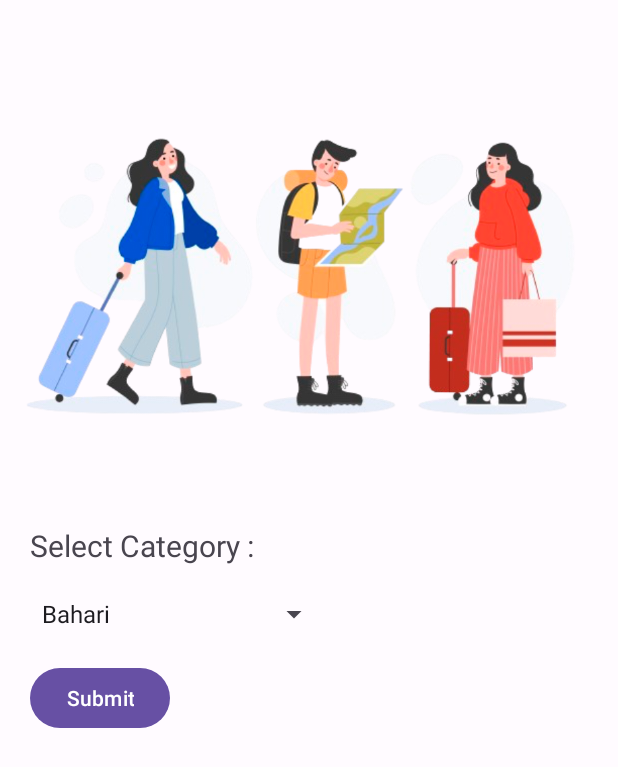
After one commit to jobanull/DestifindApp, an Android app: the CategoryActivity screen opened directly, with no data from a screen before it, on a phone screen of 412 x 824 dp. The commit adds this screen. Shown: the top 767 px of the screen. Run offline under Robolectric (Android 15) with nearby library versions, the phone set to English and light mode, and no system bars.

Commit message:
Add Category Activity

```diff
--- a/MobileDevelopment/app/src/main/java/com/example/mobiledevelopment/data/UserRepository.kt
+++ b/MobileDevelopment/app/src/main/java/com/example/mobiledevelopment/data/UserRepository.kt
@@ -1,7 +1,5 @@
 package com.example.mobiledevelopment.data
 
-import androidx.lifecycle.LiveData
-import com.example.mobiledevelopment.data.pref.UserModel
 import com.example.mobiledevelopment.data.pref.UserPreference
 import com.example.mobiledevelopment.data.response.DestinationResponse
 import com.example.mobiledevelopment.data.response.LoginResult
@@ -20,7 +18,8 @@ class UserRepository private constructor(
         userPreference.saveSession(user)
     }
     suspend fun getStories(auth: String, lat: Double, lon: Double): Response<DestinationResponse> {
-        return apiService.getStories(auth, lat, lon)
+//        return apiService.getStories(auth, lat, lon)
+        return apiService.getStories(auth, -6.208560190493255, 106.77456829617012)
     }
     fun getSession(): Flow<LoginResult> {
         return userPreference.getSession()
--- a/MobileDevelopment/app/src/main/java/com/example/mobiledevelopment/data/pref/UserPreference.kt
+++ b/MobileDevelopment/app/src/main/java/com/example/mobiledevelopment/data/pref/UserPreference.kt
@@ -20,6 +20,7 @@ class UserPreference private constructor(private val dataStore: DataStore<Prefer
         dataStore.edit { preferences ->
             preferences[EMAIL_KEY] = user.name.toString()
             preferences[TOKEN_KEY] = user.token.toString()
+            preferences[CATEGORY_KEY] = user.category
             preferences[IS_LOGIN_KEY] = true
         }
     }
@@ -35,6 +36,7 @@ class UserPreference private constructor(private val dataStore: DataStore<Prefer
             LoginResult(
                 preferences[EMAIL_KEY] ?: "",
                 preferences[TOKEN_KEY] ?: "",
+                preferences[CATEGORY_KEY] ?: "",
                 preferences[IS_LOGIN_KEY] ?: false
             )
         }
@@ -52,6 +54,7 @@ class UserPreference private constructor(private val dataStore: DataStore<Prefer
 
         private val EMAIL_KEY = stringPreferencesKey("email")
         private val TOKEN_KEY = stringPreferencesKey("token")
+        private val CATEGORY_KEY = stringPreferencesKey("category")
         private val IS_LOGIN_KEY = booleanPreferencesKey("isLogin")
 
         fun getInstance(dataStore: DataStore<Preferences>): UserPreference {
--- a/MobileDevelopment/app/src/main/java/com/example/mobiledevelopment/data/response/LoginResponse.kt
+++ b/MobileDevelopment/app/src/main/java/com/example/mobiledevelopment/data/response/LoginResponse.kt
@@ -23,5 +23,7 @@ data class LoginResult(
     @field:SerializedName("token")
     val token: String? = null,
 
+    val category: String = "",
+
     val isLogin: Boolean = false
 )
--- a/MobileDevelopment/app/src/main/java/com/example/mobiledevelopment/di/Injection.kt
+++ b/MobileDevelopment/app/src/main/java/com/example/mobiledevelopment/di/Injection.kt
@@ -9,9 +9,6 @@ import kotlinx.coroutines.runBlocking
 
 object Injection {
     fun provideRepository(context: Context): UserRepository {
-//        val pref = UserPreference.getInstance(context.dataStore)
-//        val apiService = ApiConfig.getApiService()
-//        return UserRepository.getInstance(apiService, pref)
 
         val pref = UserPreference.getInstance(context.dataStore)
         val user = runBlocking { pref.getToken() }
--- a/MobileDevelopment/app/src/main/java/com/example/mobiledevelopment/ui/ViewModelFactory.kt
+++ b/MobileDevelopment/app/src/main/java/com/example/mobiledevelopment/ui/ViewModelFactory.kt
@@ -5,6 +5,7 @@ import androidx.lifecycle.ViewModel
 import androidx.lifecycle.ViewModelProvider
 import com.example.mobiledevelopment.data.UserRepository
 import com.example.mobiledevelopment.di.Injection
+import com.example.mobiledevelopment.ui.category.CategoryViewModel
 import com.example.mobiledevelopment.ui.detail.DetailViewModel
 import com.example.mobiledevelopment.ui.login.LoginViewModel
 import com.example.mobiledevelopment.ui.main.MainViewModel
@@ -28,6 +29,9 @@ class ViewModelFactory(private val repository: UserRepository) : ViewModelProvid
             modelClass.isAssignableFrom(MapsViewModel::class.java) -> {
                 MapsViewModel(repository) as T
             }
+            modelClass.isAssignableFrom(CategoryViewModel::class.java) -> {
+                CategoryViewModel(repository) as T
+            }
             else -> throw IllegalArgumentException("Unknown ViewModel class: " + modelClass.name)
         }
     }
--- /dev/null
+++ b/MobileDevelopment/app/src/main/java/com/example/mobiledevelopment/ui/category/CategoryActivity.kt
@@ -0,0 +1,116 @@
+package com.example.mobiledevelopment.ui.category
+
+import android.animation.AnimatorSet
+import android.animation.ObjectAnimator
+import android.content.Intent
+import android.os.Build
+import androidx.appcompat.app.AppCompatActivity
+import android.os.Bundle
+import android.view.View
+import android.view.WindowInsets
+import android.view.WindowManager
+import android.widget.AdapterView
+import android.widget.ArrayAdapter
+import android.widget.Button
+import android.widget.Spinner
+import androidx.activity.viewModels
+import androidx.lifecycle.lifecycleScope
+import androidx.lifecycle.viewModelScope
+import com.example.mobiledevelopment.R
+import com.example.mobiledevelopment.data.pref.UserPreference
+import com.example.mobiledevelopment.data.pref.dataStore
+import com.example.mobiledevelopment.data.response.LoginResult
+import com.example.mobiledevelopment.databinding.ActivityCategoryBinding
+import com.example.mobiledevelopment.databinding.ActivityMainBinding
+import com.example.mobiledevelopment.ui.ViewModelFactory
+import com.example.mobiledevelopment.ui.main.MainActivity
+import com.example.mobiledevelopment.ui.main.MainViewModel
+import kotlinx.coroutines.launch
+
+class CategoryActivity : AppCompatActivity() {
+
+    private lateinit var binding: ActivityCategoryBinding
+
+    private val categoryViewModel by viewModels<CategoryViewModel> {
+        ViewModelFactory.getInstance(this)
+    }
+
+    private var name : String? = ""
+    private var token : String? = ""
+    private var selectedCategory : String = ""
+    override fun onCreate(savedInstanceState: Bundle?) {
+        super.onCreate(savedInstanceState)
+        binding = ActivityCategoryBinding.inflate(layoutInflater)
+        setContentView(binding.root)
+
+        val spinner: Spinner = binding.spinnerCategories
+        val categories = resources.getStringArray(R.array.category_array)
+        val button: Button = binding.buttonCategory
+
+        categoryViewModel.getSession().observe(this){
+                user ->
+             name = user.name
+             token = user.token
+
+
+        }
+
+        val adapter = ArrayAdapter(this, android.R.layout.simple_spinner_item, categories)
+        adapter.setDropDownViewResource(android.R.layout.simple_spinner_dropdown_item)
+
+        spinner.adapter = adapter
+
+
+
+        spinner.onItemSelectedListener = object : AdapterView.OnItemSelectedListener {
+            override fun onItemSelected(
+                parentView: AdapterView<*>,
+                selectedItemView: View?,
+                position: Int,
+                id: Long
+            ) {
+                 selectedCategory = categories[position]
+
+            }
+
+            override fun onNothingSelected(parentView: AdapterView<*>) {
+            }
+        }
+
+        button.setOnClickListener {
+            lifecycleScope.launch {
+                categoryViewModel.saveSession(LoginResult(name, token,selectedCategory))
+            }
+            val intent = Intent(this@CategoryActivity, MainActivity::class.java)
+            startActivity(intent)
+            finish()
+        }
+
+
+        setupView()
+        playAnimation()
+    }
+
+
+
+    private fun setupView(){
+        @Suppress("DEPRECATION")
+        if (Build.VERSION.SDK_INT >= Build.VERSION_CODES.R) {
+            window.insetsController?.hide(WindowInsets.Type.statusBars())
+        } else {
+            window.setFlags(
+                WindowManager.LayoutParams.FLAG_FULLSCREEN,
+                WindowManager.LayoutParams.FLAG_FULLSCREEN
+            )
+        }
+        supportActionBar?.hide()
+    }
+
+    private fun playAnimation() {
+        ObjectAnimator.ofFloat(binding.image, View.TRANSLATION_X, -30f, 30f).apply {
+            duration = 6000
+            repeatCount = ObjectAnimator.INFINITE
+            repeatMode = ObjectAnimator.REVERSE
+        }.start()
+    }
+}
--- /dev/null
+++ b/MobileDevelopment/app/src/main/java/com/example/mobiledevelopment/ui/category/CategoryViewModel.kt
@@ -0,0 +1,28 @@
+package com.example.mobiledevelopment.ui.category
+
+import androidx.lifecycle.LiveData
+import androidx.lifecycle.MutableLiveData
+import androidx.lifecycle.ViewModel
+import androidx.lifecycle.asLiveData
+import androidx.lifecycle.viewModelScope
+import com.example.mobiledevelopment.data.UserRepository
+import com.example.mobiledevelopment.data.response.LoginResult
+import kotlinx.coroutines.launch
+
+class CategoryViewModel(private val repository: UserRepository) : ViewModel() {
+
+    fun saveSession(user: LoginResult) {
+        viewModelScope.launch {
+            repository.saveSession(user)
+        }
+    }
+    fun getSession(): LiveData<LoginResult> {
+        return repository.getSession().asLiveData()
+    }
+
+    init {
+        getSession()
+    }
+
+
+}
--- a/MobileDevelopment/app/src/main/java/com/example/mobiledevelopment/ui/login/LoginActivity.kt
+++ b/MobileDevelopment/app/src/main/java/com/example/mobiledevelopment/ui/login/LoginActivity.kt
@@ -142,8 +142,7 @@ class LoginActivity : AppCompatActivity() {
                     showLoading(false)
 
                     val intent = Intent(this@LoginActivity, MainActivity::class.java)
-                    intent.flags = Intent.FLAG_ACTIVITY_CLEAR_TASK or Intent.FLAG_ACTIVITY_NEW_TASK
-                    intent.putExtra("token", successResponse.token)
+//                    intent.flags = Intent.FLAG_ACTIVITY_CLEAR_TASK or Intent.FLAG_ACTIVITY_NEW_TASK
                     startActivity(intent)
 
                 }catch (e: HttpException){
--- /dev/null
+++ b/MobileDevelopment/app/src/main/res/layout/activity_category.xml
@@ -0,0 +1,53 @@
+<?xml version="1.0" encoding="utf-8"?>
+<androidx.constraintlayout.widget.ConstraintLayout xmlns:android="http://schemas.android.com/apk/res/android"
+    xmlns:app="http://schemas.android.com/apk/res-auto"
+    xmlns:tools="http://schemas.android.com/tools"
+    android:layout_width="match_parent"
+    android:layout_height="match_parent"
+    tools:context=".ui.category.CategoryActivity">
+
+    <ImageView
+        android:id="@+id/image"
+        android:layout_width="match_parent"
+        android:layout_height="300dp"
+        android:src="@drawable/image_category"
+        app:layout_constraintTop_toTopOf="parent"
+        app:layout_constraintLeft_toLeftOf="parent"
+        app:layout_constraintRight_toRightOf="parent"
+        android:layout_marginTop="30dp"
+        />
+
+    <TextView
+        android:id="@+id/textView"
+        android:layout_width="wrap_content"
+        android:layout_height="wrap_content"
+        android:layout_marginStart="20dp"
+        android:layout_marginTop="20dp"
+        android:text="@string/select_category"
+        android:textSize="20sp"
+        app:layout_constraintStart_toStartOf="parent"
+        app:layout_constraintTop_toBottomOf="@+id/image" />
+
+    <Spinner
+        android:id="@+id/spinnerCategories"
+        android:layout_width="200dp"
+        android:layout_height="wrap_content"
+        android:layout_centerHorizontal="true"
+        android:layout_centerVertical="true"
+        android:layout_marginStart="20dp"
+        android:layout_marginTop="20dp"
+        android:entries="@array/category_array"
+        app:layout_constraintStart_toStartOf="parent"
+        app:layout_constraintTop_toBottomOf="@+id/textView" />
+
+    <Button
+        android:id="@+id/buttonCategory"
+        android:layout_width="wrap_content"
+        android:layout_height="wrap_content"
+        android:layout_marginTop="20dp"
+        android:layout_marginStart="20dp"
+        android:text="@string/submit"
+        app:layout_constraintStart_toStartOf="parent"
+        app:layout_constraintTop_toBottomOf="@+id/spinnerCategories" />
+
+</androidx.constraintlayout.widget.ConstraintLayout>
--- /dev/null
+++ b/MobileDevelopment/app/src/main/res/values/arrays.xml
@@ -0,0 +1,11 @@
+<?xml version="1.0" encoding="utf-8"?>
+<resources>
+    <string-array name="category_array">
+        <item>Bahari</item>
+        <item>Budaya</item>
+        <item>Taman Hiburan</item>
+        <item>Cagar Alam</item>
+        <item>Pusat Perbelanjaan</item>
+        <item>Tempat Ibadah</item>
+    </string-array>
+</resources>
--- a/MobileDevelopment/app/src/main/res/values/strings.xml
+++ b/MobileDevelopment/app/src/main/res/values/strings.xml
@@ -21,7 +21,6 @@
     <string name="logout">Logout</string>
 
 
-
     <string name="title_activity_maps">MapsActivity</string>
     <string name="email">Email</string>
     <string name="rating">%1$s Rates</string>
@@ -30,4 +29,6 @@
     <string name="hello_world">Hello World</string>
     <string name="retry_description">Data not found, please retry</string>
     <string name="retry">Retry</string>
+    <string name="submit">Submit</string>
+    <string name="select_category">Select Category :</string>
 </resources>
```
Also changed, not shown: MobileDevelopment/app/src/main/AndroidManifest.xml (+4 -3 lines), MobileDevelopment/app/src/main/java/com/example/mobiledevelopment/data/pref/UserModel.kt (deleted, +0 -7 lines), MobileDevelopment/app/src/main/java/com/example/mobiledevelopment/ui/detail/DetailActivity.kt (+17 -0 lines), MobileDevelopment/app/src/main/java/com/example/mobiledevelopment/ui/main/MainActivity.kt (+7 -2 lines), MobileDevelopment/app/src/main/java/com/example/mobiledevelopment/ui/main/MainViewModel.kt (+0 -9 lines), MobileDevelopment/app/src/main/java/com/example/mobiledevelopment/ui/maps/MapsActivity.kt (+17 -1 lines), MobileDevelopment/app/src/main/res/drawable/image_category.png (added).
